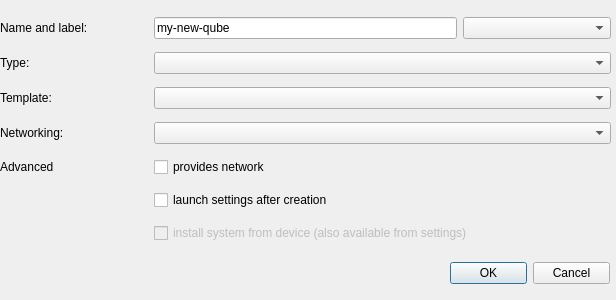
The window that ui/newappvmdlg.ui (QubesOS/qubes-manager) describes before a commit, drawn with Qt 5.
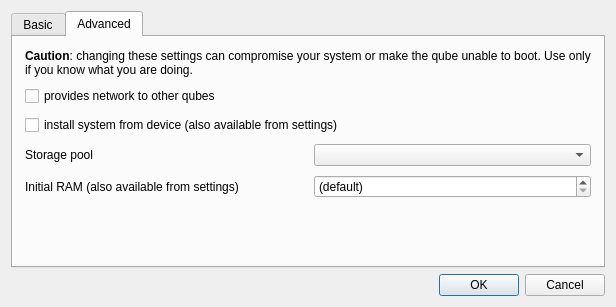
The same window after the commit. The open tabs and pages were chosen to show the change. Icons and pictures are not drawn.

Commit message:
Added an Advanced tab to Create New Qube dialog
Tab contains a warning, provides_network checkbox,
install_system_after_creation checkbox, storage pool settings
and initial RAM.

references QubesOS/qubes-issues#5127
fixes QubeSOS/qubes-issues#5198

Patch:
```diff
--- a/ui/newappvmdlg.ui
+++ b/ui/newappvmdlg.ui
@@ -18,15 +18,9 @@
     <normaloff/>
    </iconset>
   </property>
+  <layout class="QGridLayout" name="gridLayout_2">
+   <item row="1" column="0">
   <widget class="QDialogButtonBox" name="buttonBox">
-   <property name="geometry">
-    <rect>
-     <x>450</x>
-     <y>260</y>
-     <width>160</width>
-     <height>27</height>
-    </rect>
-   </property>
    <property name="orientation">
     <enum>Qt::Horizontal</enum>
    </property>
@@ -34,60 +28,58 @@
     <set>QDialogButtonBox::Cancel|QDialogButtonBox::Ok</set>
    </property>
   </widget>
-  <widget class="QWidget" name="layoutWidget">
-   <property name="geometry">
-    <rect>
-     <x>0</x>
-     <y>10</y>
-     <width>611</width>
-     <height>241</height>
-    </rect>
-   </property>
+   </item>
+   <item row="0" column="0">
+    <widget class="QTabWidget" name="tabWidget">
+     <property name="sizePolicy">
+      <sizepolicy hsizetype="Expanding" vsizetype="Minimum">
+       <horstretch>0</horstretch>
+       <verstretch>0</verstretch>
+      </sizepolicy>
+     </property>
+     <property name="currentIndex">
+      <number>0</number>
+     </property>
+     <widget class="QWidget" name="tabWidgetPage1">
+      <attribute name="title">
+       <string>Basic</string>
+      </attribute>
    <layout class="QGridLayout" name="gridLayout">
-    <item row="2" column="0">
-     <widget class="QLabel" name="template_label">
-      <property name="text">
-       <string>Template:</string>
-      </property>
-      <property name="buddy">
-       <cstring>template_vm</cstring>
-      </property>
-     </widget>
-    </item>
+       <property name="leftMargin">
+        <number>12</number>
+       </property>
+       <property name="topMargin">
+        <number>12</number>
+       </property>
+       <property name="rightMargin">
+        <number>12</number>
+       </property>
+       <property name="bottomMargin">
+        <number>12</number>
+       </property>
+       <property name="horizontalSpacing">
+        <number>12</number>
+       </property>
+       <property name="verticalSpacing">
+        <number>9</number>
+       </property>
     <item row="6" column="0">
      <widget class="QLabel" name="netvm_label">
       <property name="text">
        <string>Networking:</string>
       </property>
-      <property name="buddy">
-       <cstring>template_vm</cstring>
-      </property>
-     </widget>
-    </item>
-    <item row="9" column="1" colspan="3">
-     <widget class="QCheckBox" name="install_system">
-      <property name="enabled">
-       <bool>false</bool>
-      </property>
-      <property name="text">
-       <string>install system from device (also available from settings)</string>
-      </property>
-     </widget>
-    </item>
-    <item row="8" column="1" colspan="3">
-     <widget class="QCheckBox" name="launch_settings">
-      <property name="text">
-       <string>launch settings after creation</string>
-      </property>
-     </widget>
+        </widget>
+       </item>
+       <item row="1" column="1" colspan="3">
+        <widget class="QComboBox" name="vm_type"/>
     </item>
     <item row="2" column="1" colspan="3">
      <widget class="QComboBox" name="template_vm"/>
     </item>
-    <item row="7" column="1" colspan="3">
-     <widget class="QCheckBox" name="provides_network">
+       <item row="2" column="0">
+        <widget class="QLabel" name="template_label">
       <property name="text">
-       <string>provides network</string>
+          <string>Template:</string>
       </property>
      </widget>
     </item>
@@ -96,28 +88,8 @@
       <property name="text">
        <string>Name and label:</string>
       </property>
-      <property name="buddy">
-       <cstring>name</cstring>
-      </property>
-     </widget>
-    </item>
-    <item row="0" column="3">
-     <widget class="QComboBox" name="label">
-      <property name="frame">
-       <bool>true</bool>
-      </property>
-     </widget>
-    </item>
-    <item row="7" column="0">
-     <widget class="QLabel" name="label_3">
-      <property name="text">
-       <string>Advanced</string>
-      </property>
-     </widget>
-    </item>
-    <item row="6" column="1" colspan="3">
-     <widget class="QComboBox" name="netvm"/>
-    </item>
+        </widget>
+       </item>
     <item row="0" column="1" colspan="2">
      <widget class="QLineEdit" name="name">
       <property name="text">
@@ -125,8 +97,19 @@
       </property>
      </widget>
     </item>
-    <item row="1" column="1" colspan="3">
-     <widget class="QComboBox" name="vm_type"/>
+       <item row="0" column="3">
+        <widget class="QComboBox" name="label">
+         <property name="frame">
+          <bool>true</bool>
+         </property>
+        </widget>
+       </item>
+       <item row="7" column="1" colspan="3">
+        <widget class="QCheckBox" name="launch_settings">
+         <property name="text">
+          <string>launch settings after creation</string>
+         </property>
+        </widget>
     </item>
     <item row="1" column="0">
      <widget class="QLabel" name="label_2">
@@ -135,8 +118,129 @@
       </property>
      </widget>
     </item>
-   </layout>
-  </widget>
+       <item row="6" column="1" colspan="3">
+        <widget class="QComboBox" name="netvm"/>
+       </item>
+       <item row="8" column="1">
+        <spacer name="verticalSpacer_2">
+         <property name="orientation">
+          <enum>Qt::Vertical</enum>
+         </property>
+         <property name="sizeHint" stdset="0">
+          <size>
+           <width>20</width>
+           <height>40</height>
+          </size>
+         </property>
+        </spacer>
+       </item>
+      </layout>
+     </widget>
+     <widget class="QWidget" name="tab">
+      <attribute name="title">
+       <string>Advanced</string>
+      </attribute>
+      <layout class="QGridLayout" name="gridLayout_4">
+       <property name="leftMargin">
+        <number>12</number>
+       </property>
+       <property name="topMargin">
+        <number>12</number>
+       </property>
+       <property name="rightMargin">
+        <number>12</number>
+       </property>
+       <property name="bottomMargin">
+        <number>12</number>
+       </property>
+       <property name="horizontalSpacing">
+        <number>12</number>
+       </property>
+       <property name="verticalSpacing">
+        <number>9</number>
+       </property>
+       <item row="4" column="1">
+        <widget class="QSpinBox" name="init_ram">
+         <property name="specialValueText">
+          <string>(default)</string>
+         </property>
+         <property name="suffix">
+          <string> MB</string>
+         </property>
+         <property name="maximum">
+          <number>90000000</number>
+         </property>
+        </widget>
+       </item>
+       <item row="0" column="0" colspan="2">
+        <widget class="QLabel" name="label_5">
+         <property name="sizePolicy">
+          <sizepolicy hsizetype="Preferred" vsizetype="Preferred">
+           <horstretch>0</horstretch>
+           <verstretch>0</verstretch>
+          </sizepolicy>
+         </property>
+         <property name="text">
+          <string>&lt;html&gt;&lt;head/&gt;&lt;body&gt;&lt;p&gt;&lt;span style=&quot; font-weight:600;&quot;&gt;Caution&lt;/span&gt;: changing these settings can compromise your system or make the qube unable to boot. Use only if you know what you are doing.&lt;/p&gt;&lt;/body&gt;&lt;/html&gt;</string>
+         </property>
+         <property name="wordWrap">
+          <bool>true</bool>
+         </property>
+        </widget>
+       </item>
+       <item row="3" column="1">
+        <widget class="QComboBox" name="storage_pool">
+         <property name="currentText">
+          <string/>
+         </property>
+        </widget>
+       </item>
+       <item row="3" column="0">
+        <widget class="QLabel" name="label_3">
+         <property name="text">
+          <string>Storage pool</string>
+         </property>
+        </widget>
+       </item>
+       <item row="4" column="0">
+        <widget class="QLabel" name="label_4">
+         <property name="text">
+          <string>Initial RAM (also available from settings)</string>
+         </property>
+        </widget>
+       </item>
+       <item row="2" column="0" colspan="2">
+        <widget class="QCheckBox" name="install_system">
+         <property name="text">
+          <string>install system from device (also available from settings)</string>
+         </property>
+        </widget>
+       </item>
+       <item row="1" column="0" colspan="2">
+        <widget class="QCheckBox" name="provides_network">
+         <property name="text">
+          <string>provides network to other qubes</string>
+         </property>
+        </widget>
+       </item>
+       <item row="5" column="0">
+        <spacer name="verticalSpacer">
+         <property name="orientation">
+          <enum>Qt::Vertical</enum>
+         </property>
+         <property name="sizeHint" stdset="0">
+          <size>
+           <width>20</width>
+           <height>40</height>
+          </size>
+         </property>
+        </spacer>
+       </item>
+      </layout>
+     </widget>
+    </widget>
+   </item>
+  </layout>
  </widget>
  <tabstops>
   <tabstop>name</tabstop>
```
Left out of the diff: 5 changed lines with no effect on the pictures. Lines whose indentation alone changed are shown as unchanged. The commit also changes 1 other file.
